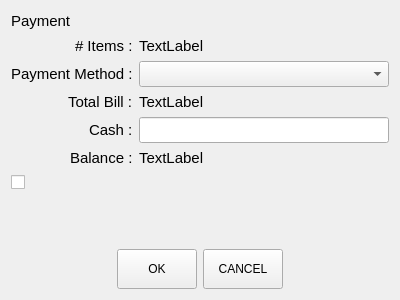
Old version of the form estorecpp/paymentui.ui in the repository Watti/estorecpp.
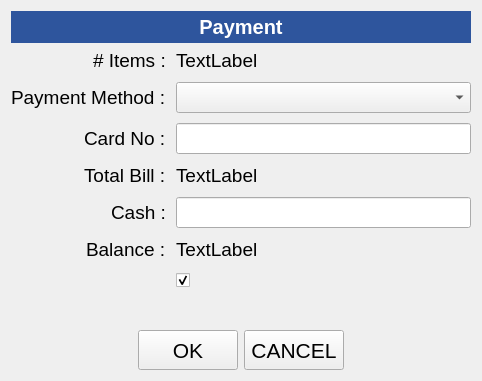
New version of the form. Icons and pictures are not drawn.

Diff of the .ui file:
```diff
--- a/estorecpp/paymentui.ui
+++ b/estorecpp/paymentui.ui
@@ -6,8 +6,8 @@
    <rect>
     <x>0</x>
     <y>0</y>
-    <width>400</width>
-    <height>300</height>
+    <width>482</width>
+    <height>381</height>
    </rect>
   </property>
   <property name="windowTitle">
@@ -15,45 +15,139 @@
   </property>
   <layout class="QVBoxLayout" name="verticalLayout">
    <item>
-    <layout class="QHBoxLayout" name="horizontalLayout">
-     <item>
-      <widget class="QLabel" name="label">
-       <property name="font">
-        <font>
-         <family>Arial</family>
-         <pointsize>11</pointsize>
-        </font>
-       </property>
-       <property name="text">
-        <string>Payment</string>
-       </property>
-      </widget>
-     </item>
-     <item>
-      <spacer name="horizontalSpacer">
-       <property name="orientation">
-        <enum>Qt::Horizontal</enum>
-       </property>
-       <property name="sizeHint" stdset="0">
-        <size>
-         <width>40</width>
-         <height>20</height>
-        </size>
-       </property>
-      </spacer>
-     </item>
-    </layout>
+    <widget class="QLabel" name="label">
+     <property name="minimumSize">
+      <size>
+       <width>0</width>
+       <height>32</height>
+      </size>
+     </property>
+     <property name="palette">
+      <palette>
+       <active>
+        <colorrole role="WindowText">
+         <brush brushstyle="SolidPattern">
+          <color alpha="255">
+           <red>255</red>
+           <green>255</green>
+           <blue>255</blue>
+          </color>
+         </brush>
+        </colorrole>
+        <colorrole role="Base">
+         <brush brushstyle="SolidPattern">
+          <color alpha="255">
+           <red>255</red>
+           <green>255</green>
+           <blue>255</blue>
+          </color>
+         </brush>
+        </colorrole>
+        <colorrole role="Window">
+         <brush brushstyle="SolidPattern">
+          <color alpha="255">
+           <red>46</red>
+           <green>85</green>
+           <blue>157</blue>
+          </color>
+         </brush>
+        </colorrole>
+       </active>
+       <inactive>
+        <colorrole role="WindowText">
+         <brush brushstyle="SolidPattern">
+          <color alpha="255">
+           <red>255</red>
+           <green>255</green>
+           <blue>255</blue>
+          </color>
+         </brush>
+        </colorrole>
+        <colorrole role="Base">
+         <brush brushstyle="SolidPattern">
+          <color alpha="255">
+           <red>255</red>
+           <green>255</green>
+           <blue>255</blue>
+          </color>
+         </brush>
+        </colorrole>
+        <colorrole role="Window">
+         <brush brushstyle="SolidPattern">
+          <color alpha="255">
+           <red>46</red>
+           <green>85</green>
+           <blue>157</blue>
+          </color>
+         </brush>
+        </colorrole>
+       </inactive>
+       <disabled>
+        <colorrole role="WindowText">
+         <brush brushstyle="SolidPattern">
+          <color alpha="255">
+           <red>120</red>
+           <green>120</green>
+           <blue>120</blue>
+          </color>
+         </brush>
+        </colorrole>
+        <colorrole role="Base">
+         <brush brushstyle="SolidPattern">
+          <color alpha="255">
+           <red>46</red>
+           <green>85</green>
+           <blue>157</blue>
+          </color>
+         </brush>
+        </colorrole>
+        <colorrole role="Window">
+         <brush brushstyle="SolidPattern">
+          <color alpha="255">
+           <red>46</red>
+           <green>85</green>
+           <blue>157</blue>
+          </color>
+         </brush>
+        </colorrole>
+       </disabled>
+      </palette>
+     </property>
+     <property name="font">
+      <font>
+       <family>Arial</family>
+       <pointsize>15</pointsize>
+       <weight>75</weight>
+       <bold>true</bold>
+      </font>
+     </property>
+     <property name="autoFillBackground">
+      <bool>true</bool>
+     </property>
+     <property name="text">
+      <string>Payment</string>
+     </property>
+     <property name="alignment">
+      <set>Qt::AlignCenter</set>
+     </property>
+    </widget>
    </item>
    <item>
     <layout class="QFormLayout" name="formLayout">
      <property name="labelAlignment">
       <set>Qt::AlignRight|Qt::AlignTrailing|Qt::AlignVCenter</set>
      </property>
+     <property name="horizontalSpacing">
+      <number>10</number>
+     </property>
+     <property name="verticalSpacing">
+      <number>10</number>
+     </property>
      <item row="0" column="0">
       <widget class="QLabel" name="label_3">
        <property name="font">
         <font>
-         <pointsize>11</pointsize>
+         <pointsize>14</pointsize>
         </font>
        </property>
        <property name="text">
@@ -65,7 +159,7 @@
       <widget class="QLabel" name="noOfItemsLbl">
        <property name="font">
         <font>
-         <pointsize>11</pointsize>
+         <pointsize>14</pointsize>
         </font>
        </property>
        <property name="text">
@@ -77,7 +171,7 @@
       <widget class="QLabel" name="label_4">
        <property name="font">
         <font>
-         <pointsize>11</pointsize>
+         <pointsize>14</pointsize>
         </font>
        </property>
        <property name="text">
@@ -89,16 +183,16 @@
       <widget class="QComboBox" name="paymentMethodCmb">
        <property name="font">
         <font>
-         <pointsize>11</pointsize>
+         <pointsize>14</pointsize>
         </font>
        </property>
       </widget>
      </item>
-     <item row="2" column="0">
+     <item row="3" column="0">
       <widget class="QLabel" name="label_2">
        <property name="font">
         <font>
-         <pointsize>11</pointsize>
+         <pointsize>14</pointsize>
         </font>
        </property>
        <property name="text">
@@ -106,11 +200,11 @@
        </property>
       </widget>
      </item>
-     <item row="2" column="1">
+     <item row="3" column="1">
       <widget class="QLabel" name="totalBillLbl">
        <property name="font">
         <font>
-         <pointsize>11</pointsize>
+         <pointsize>14</pointsize>
         </font>
        </property>
        <property name="text">
@@ -118,11 +212,11 @@
        </property>
       </widget>
      </item>
-     <item row="3" column="0">
+     <item row="4" column="0">
       <widget class="QLabel" name="label_5">
        <property name="font">
         <font>
-         <pointsize>11</pointsize>
+         <pointsize>14</pointsize>
         </font>
        </property>
        <property name="text">
@@ -130,20 +224,20 @@
        </property>
       </widget>
      </item>
-     <item row="3" column="1">
+     <item row="4" column="1">
       <widget class="QLineEdit" name="cashText">
        <property name="font">
         <font>
-         <pointsize>11</pointsize>
+         <pointsize>14</pointsize>
         </font>
        </property>
       </widget>
      </item>
-     <item row="4" column="0">
+     <item row="5" column="0">
       <widget class="QLabel" name="label_6">
        <property name="font">
         <font>
-         <pointsize>11</pointsize>
+         <pointsize>14</pointsize>
         </font>
        </property>
        <property name="text">
@@ -151,11 +245,11 @@
        </property>
       </widget>
      </item>
-     <item row="4" column="1">
+     <item row="5" column="1">
       <widget class="QLabel" name="balanceLbl">
        <property name="font">
         <font>
-         <pointsize>11</pointsize>
+         <pointsize>14</pointsize>
         </font>
        </property>
        <property name="text">
@@ -163,19 +257,8 @@
        </property>
       </widget>
      </item>
-    </layout>
-   </item>
-   <item>
-    <layout class="QHBoxLayout" name="horizontalLayout_2">
-     <item>
-      <widget class="QCheckBox" name="doPrintCB">
-       <property name="text">
-        <string/>
-       </property>
-      </widget>
-     </item>
-     <item>
-      <spacer name="horizontalSpacer_2">
+     <item row="6" column="0">
+      <spacer name="horizontalSpacer">
        <property name="orientation">
         <enum>Qt::Horizontal</enum>
        </property>
@@ -187,6 +270,64 @@
        </property>
       </spacer>
      </item>
+     <item row="6" column="1">
+      <layout class="QHBoxLayout" name="horizontalLayout_2">
+       <item>
+        <widget class="QCheckBox" name="doPrintCB">
+         <property name="text">
+          <string/>
+         </property>
+         <property name="icon">
+          <iconset>
+           <normaloff>icons/print.png</normaloff>icons/print.png</iconset>
+         </property>
+         <property name="iconSize">
+          <size>
+           <width>20</width>
+           <height>20</height>
+          </size>
+         </property>
+         <property name="checked">
+          <bool>true</bool>
+         </property>
+        </widget>
+       </item>
+       <item>
+        <spacer name="horizontalSpacer_2">
+         <property name="orientation">
+          <enum>Qt::Horizontal</enum>
+         </property>
+         <property name="sizeHint" stdset="0">
+          <size>
+           <width>40</width>
+           <height>20</height>
+          </size>
+         </property>
+        </spacer>
+       </item>
+      </layout>
+     </item>
+     <item row="2" column="0">
+      <widget class="QLabel" name="cardNoLbl">
+       <property name="font">
+        <font>
+         <pointsize>14</pointsize>
+        </font>
+       </property>
+       <property name="text">
+        <string>Card No :</string>
+       </property>
+      </widget>
+     </item>
+     <item row="2" column="1">
+      <widget class="QLineEdit" name="cardNoText">
+       <property name="font">
+        <font>
+         <pointsize>14</pointsize>
+        </font>
+       </property>
+      </widget>
+     </item>
     </layout>
    </item>
    <item>
@@ -221,10 +362,17 @@
       <widget class="QPushButton" name="okBtn">
        <property name="minimumSize">
         <size>
-         <width>80</width>
+         <width>100</width>
          <height>40</height>
         </size>
        </property>
+       <property name="font">
+        <font>
+         <pointsize>16</pointsize>
+         <weight>50</weight>
+         <bold>false</bold>
+        </font>
+       </property>
        <property name="text">
         <string>OK</string>
        </property>
@@ -234,10 +382,17 @@
       <widget class="QPushButton" name="cancelBtn">
        <property name="minimumSize">
         <size>
-         <width>80</width>
+         <width>100</width>
          <height>40</height>
         </size>
        </property>
+       <property name="font">
+        <font>
+         <pointsize>16</pointsize>
+         <weight>50</weight>
+         <bold>false</bold>
+        </font>
+       </property>
        <property name="text">
         <string>CANCEL</string>
        </property>
```
